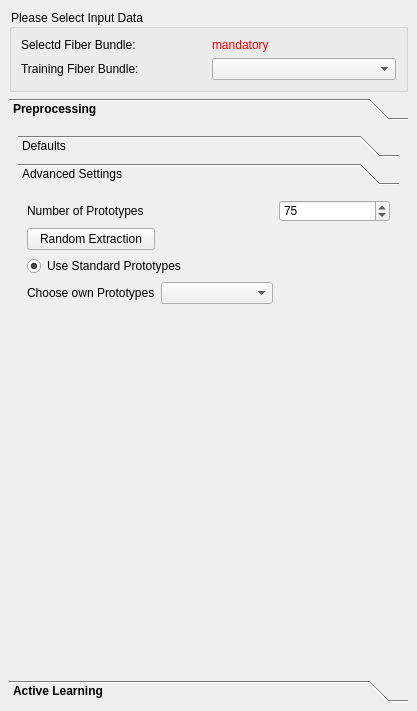
This is Plugins/org.mitk.gui.qt.diffusionimaging.fiberprocessing/src/internal/QmitkInteractiveFiberDissectionViewControls.ui in MIC-DKFZ/MITK-Diffusion as Qt 5 draws it before an edit. The edited form follows.
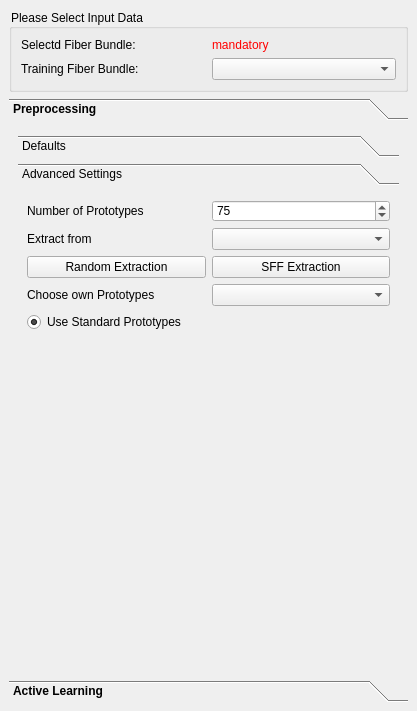
This is the edited form. The open tabs and pages were chosen to show the change. Icons and pictures are not drawn. Custom widgets are drawn as their Qt base class.

Commit message: Bugfix Random Sampling Reorganization View

Diff of the .ui file:
```diff
--- a/Plugins/org.mitk.gui.qt.diffusionimaging.fiberprocessing/src/internal/QmitkInteractiveFiberDissectionViewControls.ui
+++ b/Plugins/org.mitk.gui.qt.diffusionimaging.fiberprocessing/src/internal/QmitkInteractiveFiberDissectionViewControls.ui
@@ -115,15 +115,15 @@
           <number>0</number>
          </property>
          <property name="currentIndex">
-          <number>1</number>
+          <number>0</number>
          </property>
          <widget class="QWidget" name="Defaults">
           <property name="geometry">
            <rect>
             <x>0</x>
             <y>0</y>
-            <width>237</width>
-            <height>111</height>
+            <width>381</width>
+            <height>452</height>
            </rect>
           </property>
           <attribute name="label">
@@ -131,30 +131,13 @@
           </attribute>
           <layout class="QGridLayout" name="gridLayout_6">
            <item row="0" column="0">
-            <widget class="QLabel" name="inputImageOneLabel">
-             <property name="text">
-              <string>Extract from</string>
-             </property>
-            </widget>
-           </item>
-           <item row="0" column="1">
-            <widget class="QmitkDataStorageComboBox" name="m_BundleBox"/>
-           </item>
-           <item row="1" column="0">
-            <widget class="QPushButton" name="m_SFFPrototypesButton">
-             <property name="text">
-              <string>SFF Extraction</string>
-             </property>
-            </widget>
-           </item>
-           <item row="2" column="0">
             <widget class="QPushButton" name="m_ResampleButton">
              <property name="text">
               <string>Resample Bundle</string>
              </property>
             </widget>
            </item>
-           <item row="3" column="0">
+           <item row="1" column="0">
             <spacer name="verticalSpacer_23">
              <property name="orientation">
               <enum>Qt::Vertical</enum>
@@ -182,14 +165,27 @@
            <string>Advanced Settings</string>
           </attribute>
           <layout class="QGridLayout" name="gridLayout_4">
-           <item row="0" column="0">
-            <widget class="QLabel" name="inputImageOneLabel_3">
+           <item row="1" column="0">
+            <widget class="QLabel" name="inputImageOneLabel">
              <property name="text">
-              <string>Number of Prototypes</string>
+              <string>Extract from</string>
              </property>
             </widget>
            </item>
-           <item row="0" column="2">
+           <item row="13" column="0" colspan="2">
+            <spacer name="verticalSpacer_5">
+             <property name="orientation">
+              <enum>Qt::Vertical</enum>
+             </property>
+             <property name="sizeHint" stdset="0">
+              <size>
+               <width>20</width>
+               <height>170</height>
+              </size>
+             </property>
+            </spacer>
+           </item>
+           <item row="0" column="1">
             <widget class="QSpinBox" name="m_NumPrototypes">
              <property name="minimum">
               <number>10</number>
@@ -202,48 +198,52 @@
              </property>
             </widget>
            </item>
-           <item row="1" column="0">
+           <item row="1" column="1">
+            <widget class="QmitkDataStorageComboBox" name="m_BundleBox"/>
+           </item>
+           <item row="2" column="0">
             <widget class="QPushButton" name="m_RandomPrototypesButton">
              <property name="text">
               <string>Random Extraction</string>
              </property>
             </widget>
            </item>
-           <item row="2" column="0" colspan="2">
-            <widget class="QRadioButton" name="m_useStandardP">
-             <property name="enabled">
-              <bool>true</bool>
+           <item row="0" column="0">
+            <widget class="QLabel" name="inputImageOneLabel_3">
+             <property name="text">
+              <string>Number of Prototypes</string>
              </property>
+            </widget>
+           </item>
+           <item row="2" column="1">
+            <widget class="QPushButton" name="m_SFFPrototypesButton">
              <property name="text">
-              <string>Use Standard Prototypes</string>
+              <string>SFF Extraction</string>
              </property>
-             <property name="checked">
-              <bool>true</bool>
-             </property>
             </widget>
            </item>
-           <item row="3" column="0">
+           <item row="8" column="0">
             <widget class="QLabel" name="inputImageOneLabel_2">
              <property name="text">
               <string>Choose own Prototypes</string>
              </property>
             </widget>
            </item>
-           <item row="3" column="1">
+           <item row="8" column="1">
             <widget class="QmitkDataStorageComboBox" name="m_PrototypeBox"/>
            </item>
-           <item row="4" column="0">
-            <spacer name="verticalSpacer_5">
-             <property name="orientation">
-              <enum>Qt::Vertical</enum>
+           <item row="9" column="0">
+            <widget class="QRadioButton" name="m_useStandardP">
+             <property name="enabled">
+              <bool>true</bool>
              </property>
-             <property name="sizeHint" stdset="0">
-              <size>
-               <width>20</width>
-               <height>170</height>
-              </size>
+             <property name="text">
+              <string>Use Standard Prototypes</string>
              </property>
-            </spacer>
+             <property name="checked">
+              <bool>true</bool>
+             </property>
+            </widget>
            </item>
           </layout>
          </widget>
@@ -280,7 +280,7 @@
        <item row="1" column="0">
         <widget class="QToolBox" name="toolBox_2">
          <property name="currentIndex">
-          <number>1</number>
+          <number>0</number>
          </property>
          <widget class="QWidget" name="page_16">
           <property name="geometry">
@@ -555,7 +555,7 @@
             <x>0</x>
             <y>0</y>
             <width>381</width>
-            <height>218</height>
+            <height>192</height>
            </rect>
           </property>
           <attribute name="label">
```
The commit also changes 8 other files.
